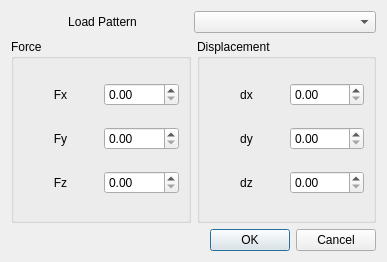
Qt form gui/ui/NodeActionsDialog.ui (ruimaciel/femp) before a commit.
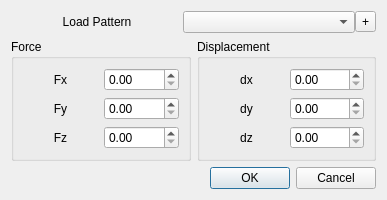
The same form after that commit.

Commit message: Implemented a model-view-controller pattern for the domain and nodal loads dialog

```diff
--- a/gui/ui/NodeActionsDialog.ui
+++ b/gui/ui/NodeActionsDialog.ui
@@ -7,7 +7,7 @@
     <x>0</x>
     <y>0</y>
     <width>387</width>
-    <height>262</height>
+    <height>189</height>
    </rect>
   </property>
   <property name="sizePolicy">
@@ -50,6 +50,13 @@
      <item>
       <widget class="QComboBox" name="comboBoxLoadPattern"/>
      </item>
+     <item>
+      <widget class="QToolButton" name="toolButtonNewLoadPattern">
+       <property name="text">
+        <string>+</string>
+       </property>
+      </widget>
+     </item>
     </layout>
    </item>
    <item>
```
The commit also changes 12 other files.
